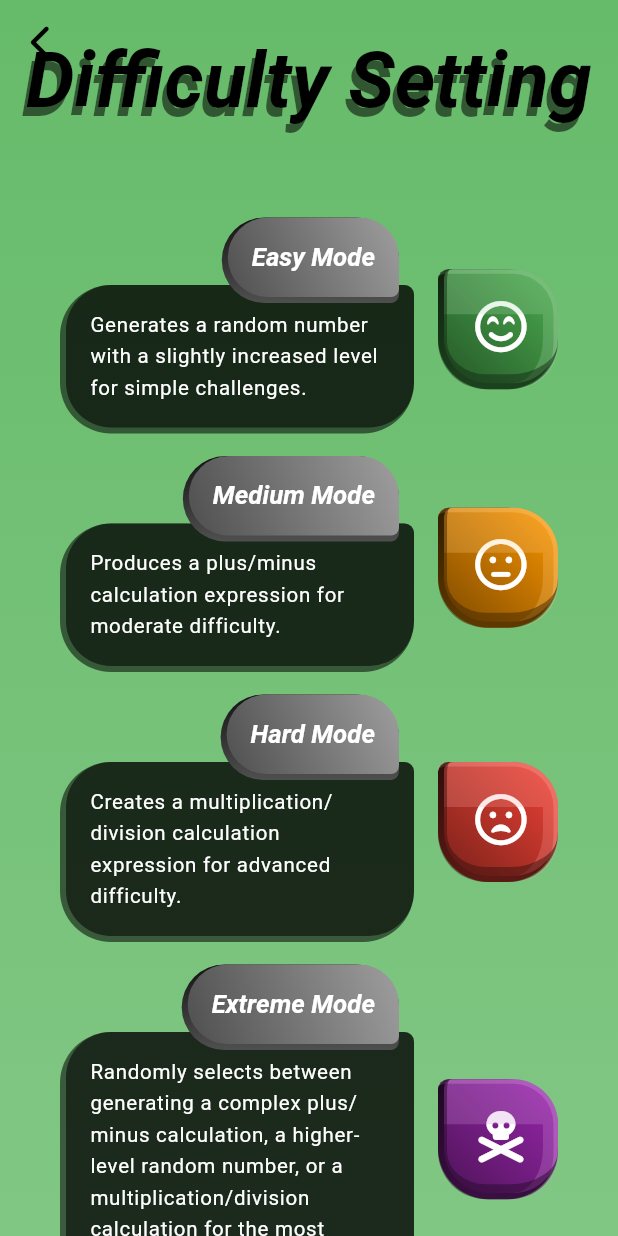
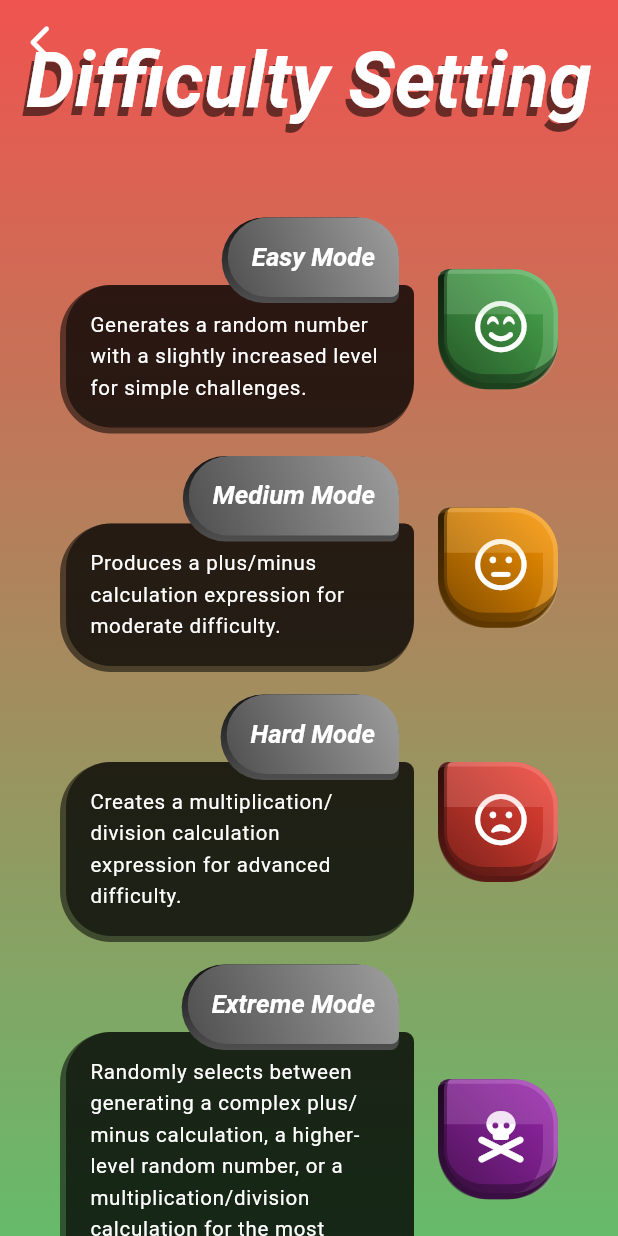
Before and after one commit to mtuan0111/nucatch, a Flutter app: the screen it shows after launch, after a tap on "START", on a phone screen of 412 x 824 dp. Run offline on Flutter 3.47's test engine with Material 3 defaults, Android fonts, the phone set to English and light mode, and no system bars; our stand-ins replace audioplayers, cloud_firestore, device_info_plus, firebase_auth, firebase_core, flutter_bloc and 11 more; missing offline and left inert: lunar, nearby_connections; accounts and stored records are empty; network calls fail.

Commit message:
feat: Enable automatic theme switching by disabling manual override.

```diff
--- a/lib/helpers/theme_config.dart
+++ b/lib/helpers/theme_config.dart
@@ -24,7 +24,7 @@ import 'animations/particle.dart';
 /// - Card colors and UI elements
 class SeasonalTheme {
   /// Manual theme override - Set to null for automatic date-based switching
-  static ThemeType? _manualOverride = ThemeType.earthDay;
+  static ThemeType? _manualOverride = null;
 
   /// Current active theme - Automatically determined by date or manual override
   static ThemeType get current {
```
